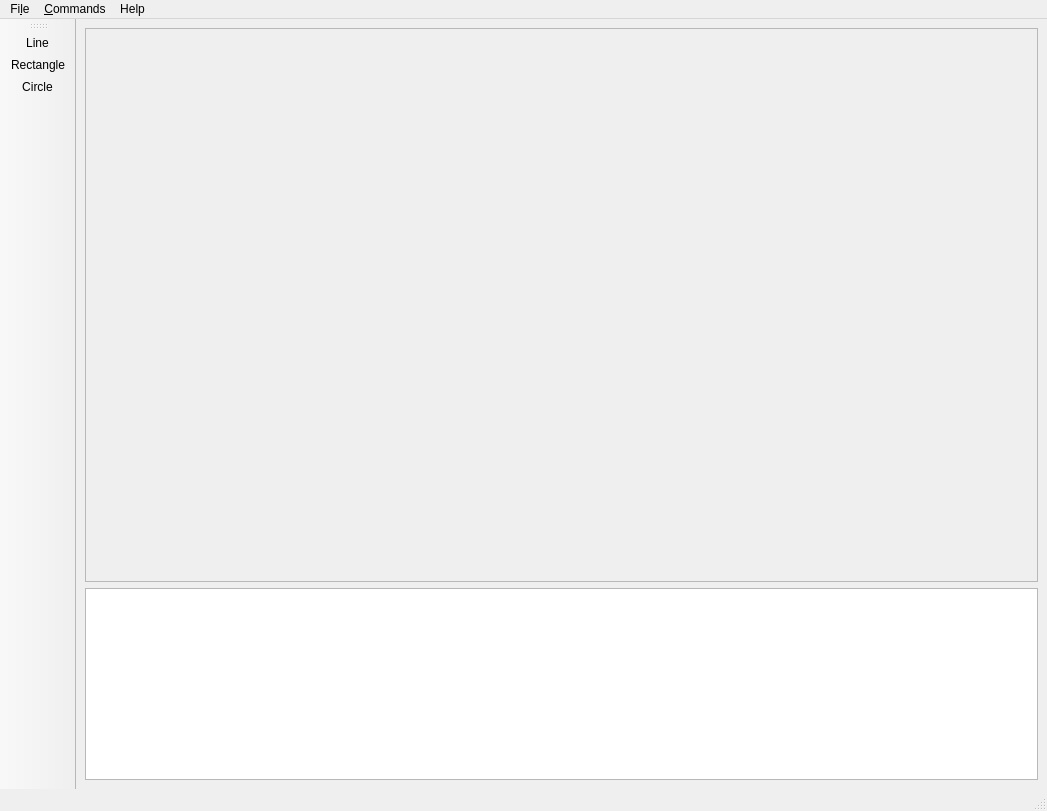
First picture: the form in app/ui/main_window.ui, repository drahoja9/BI-OOP-CAD, before the edit.
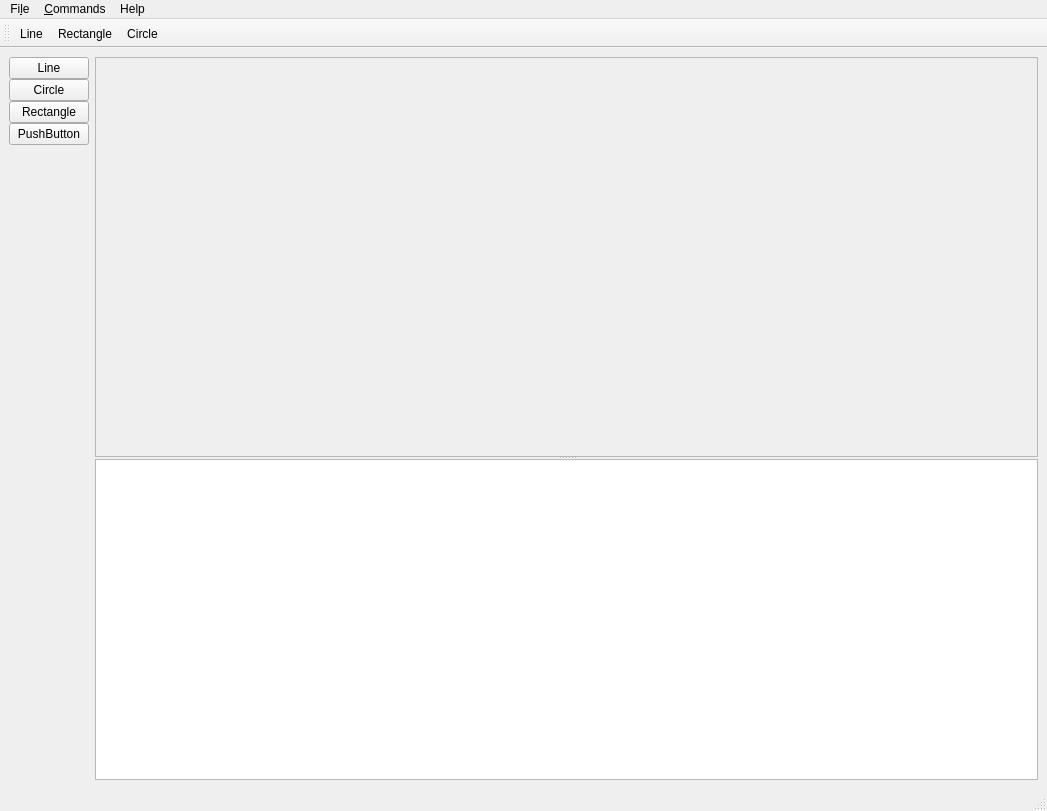
Second picture: the form after the edit.

```diff
--- a/app/ui/main_window.ui
+++ b/app/ui/main_window.ui
@@ -14,26 +14,142 @@
    <string>MainWindow</string>
   </property>
   <widget class="QWidget" name="mainArea">
-   <layout class="QVBoxLayout" name="verticalLayout">
+   <layout class="QHBoxLayout" name="horizontalLayout">
     <item>
-     <widget class="QScrollArea" name="scrollArea">
-      <property name="widgetResizable">
-       <bool>true</bool>
+     <layout class="QVBoxLayout" name="brushes">
+      <property name="spacing">
+       <number>0</number>
       </property>
-      <widget class="QWidget" name="scrollAreaWidgetContents">
-       <property name="geometry">
-        <rect>
-         <x>0</x>
-         <y>0</y>
-         <width>949</width>
-         <height>547</height>
-        </rect>
-       </property>
-      </widget>
-     </widget>
+      <item>
+       <widget class="QPushButton" name="lineButton">
+        <property name="text">
+         <string>Line</string>
+        </property>
+       </widget>
+      </item>
+      <item>
+       <widget class="QPushButton" name="circleButton">
+        <property name="text">
+         <string>Circle</string>
+        </property>
+       </widget>
+      </item>
+      <item>
+       <widget class="QPushButton" name="rectagleButton">
+        <property name="enabled">
+         <bool>true</bool>
+        </property>
+        <property name="text">
+         <string>Rectangle</string>
+        </property>
+       </widget>
+      </item>
+      <item>
+       <widget class="QPushButton" name="pushButton">
+        <property name="text">
+         <string>PushButton</string>
+        </property>
+       </widget>
+      </item>
+      <item>
+       <spacer name="verticalSpacer">
+        <property name="orientation">
+         <enum>Qt::Vertical</enum>
+        </property>
+        <property name="sizeType">
+         <enum>QSizePolicy::Expanding</enum>
+        </property>
+        <property name="sizeHint" stdset="0">
+         <size>
+          <width>20</width>
+          <height>40</height>
+         </size>
+        </property>
+       </spacer>
+      </item>
+     </layout>
     </item>
-    <item alignment="Qt::AlignBottom">
-     <widget class="QTextBrowser" name="textBrowser"/>
+    <item>
+     <layout class="QVBoxLayout" name="canvasAndInput" stretch="0">
+      <property name="leftMargin">
+       <number>0</number>
+      </property>
+      <item>
+       <widget class="QSplitter" name="splitter">
+        <property name="sizePolicy">
+         <sizepolicy hsizetype="Expanding" vsizetype="Expanding">
+          <horstretch>0</horstretch>
+          <verstretch>0</verstretch>
+         </sizepolicy>
+        </property>
+        <property name="minimumSize">
+         <size>
+          <width>0</width>
+          <height>0</height>
+         </size>
+        </property>
+        <property name="orientation">
+         <enum>Qt::Vertical</enum>
+        </property>
+        <property name="opaqueResize">
+         <bool>true</bool>
+        </property>
+        <property name="handleWidth">
+         <number>2</number>
+        </property>
+        <property name="childrenCollapsible">
+         <bool>false</bool>
+        </property>
+        <widget class="QScrollArea" name="canvasHolder">
+         <property name="sizePolicy">
+          <sizepolicy hsizetype="Expanding" vsizetype="Expanding">
+           <horstretch>0</horstretch>
+           <verstretch>0</verstretch>
+          </sizepolicy>
+         </property>
+         <property name="minimumSize">
+          <size>
+           <width>0</width>
+           <height>400</height>
+          </size>
+         </property>
+         <property name="baseSize">
+          <size>
+           <width>0</width>
+           <height>0</height>
+          </size>
+         </property>
+         <property name="widgetResizable">
+          <bool>true</bool>
+         </property>
+         <widget class="QWidget" name="scrollAreaWidgetContents">
+          <property name="geometry">
+           <rect>
+            <x>0</x>
+            <y>0</y>
+            <width>924</width>
+            <height>478</height>
+           </rect>
+          </property>
+         </widget>
+        </widget>
+        <widget class="QTextBrowser" name="textBrowser">
+         <property name="sizePolicy">
+          <sizepolicy hsizetype="Expanding" vsizetype="Expanding">
+           <horstretch>0</horstretch>
+           <verstretch>0</verstretch>
+          </sizepolicy>
+         </property>
+         <property name="minimumSize">
+          <size>
+           <width>0</width>
+           <height>40</height>
+          </size>
+         </property>
+        </widget>
+       </widget>
+      </item>
+     </layout>
     </item>
    </layout>
   </widget>
@@ -73,7 +189,7 @@
     <string>toolBar</string>
    </property>
    <attribute name="toolBarArea">
-    <enum>LeftToolBarArea</enum>
+    <enum>TopToolBarArea</enum>
    </attribute>
    <attribute name="toolBarBreak">
     <bool>false</bool>
```
